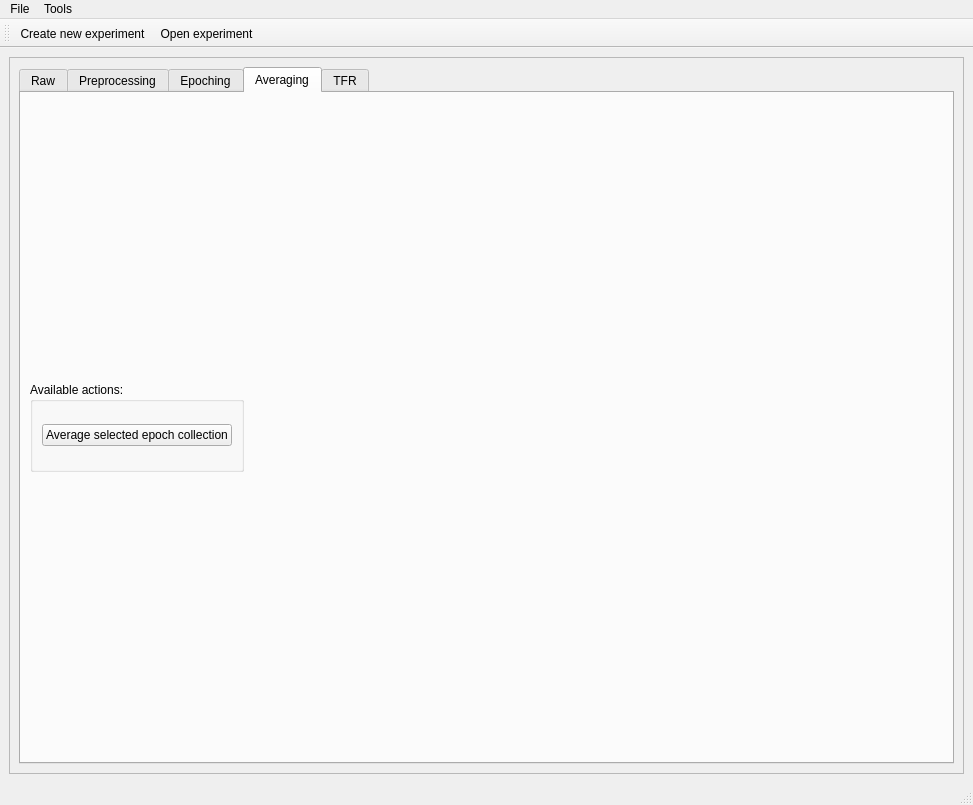
Old version of the form meggie/ui/qt4Designer_ui_files/mainWindow.ui in the repository cibr-jyu/meggie.
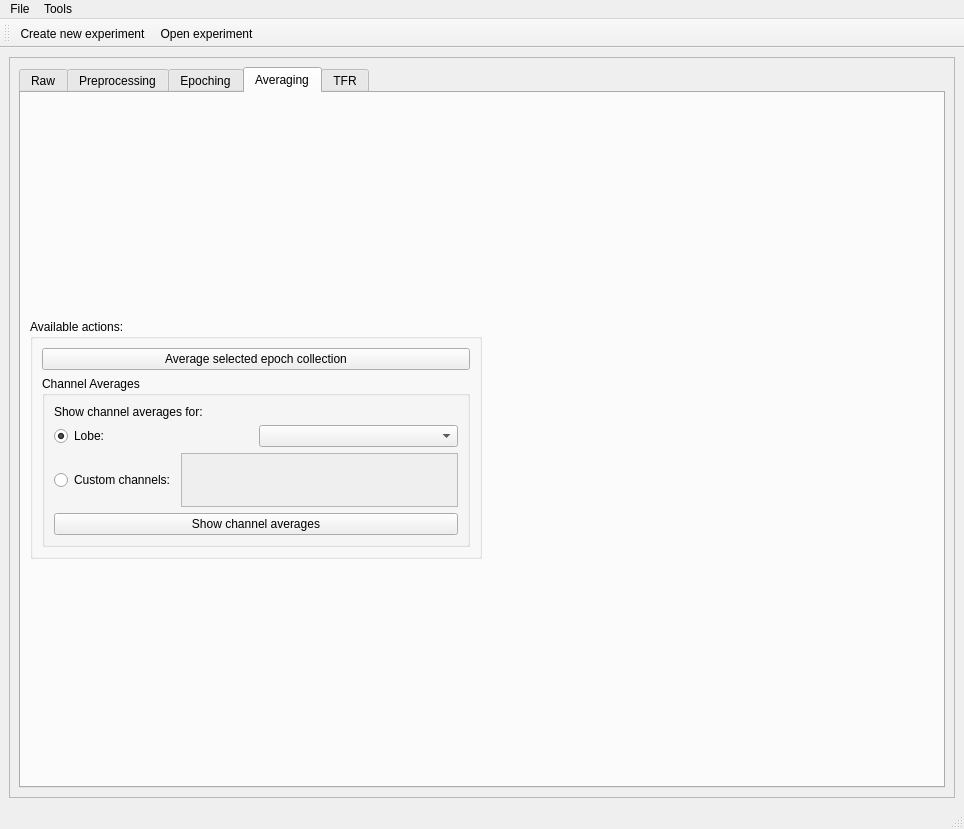
New version of the form. The open tabs and pages were chosen to show the change. Icons and pictures are not drawn.

Commit message: Channel averaging UI + most of the logic

```diff
--- a/meggie/ui/qt4Designer_ui_files/mainWindow.ui
+++ b/meggie/ui/qt4Designer_ui_files/mainWindow.ui
@@ -6,8 +6,8 @@
    <rect>
     <x>0</x>
     <y>0</y>
-    <width>973</width>
-    <height>805</height>
+    <width>964</width>
+    <height>829</height>
    </rect>
   </property>
   <property name="sizePolicy">
@@ -37,8 +37,8 @@
         <rect>
          <x>0</x>
          <y>0</y>
-         <width>953</width>
-         <height>697</height>
+         <width>942</width>
+         <height>726</height>
         </rect>
        </property>
        <property name="minimumSize">
@@ -743,13 +743,83 @@
                 <property name="maximumSize">
                  <size>
                   <width>500</width>
-                  <height>90</height>
+                  <height>240</height>
                  </size>
                 </property>
                 <property name="title">
                  <string>Available actions:</string>
                 </property>
-                <layout class="QGridLayout" name="gridLayout_11">
+                <layout class="QGridLayout" name="gridLayout_4">
+                 <item row="1" column="0">
+                  <widget class="QGroupBox" name="groupBoxChannelAverages">
+                   <property name="minimumSize">
+                    <size>
+                     <width>0</width>
+                     <height>50</height>
+                    </size>
+                   </property>
+                   <property name="title">
+                    <string>Channel Averages</string>
+                   </property>
+                   <layout class="QGridLayout" name="gridLayout_11">
+                    <item row="0" column="1">
+                     <widget class="QLabel" name="labelChannelAverages">
+                      <property name="text">
+                       <string>Show channel averages for:</string>
+                      </property>
+                     </widget>
+                    </item>
+                    <item row="4" column="1">
+                     <widget class="QPushButton" name="pushButtonChannelAverages">
+                      <property name="text">
+                       <string>Show channel averages</string>
+                      </property>
+                     </widget>
+                    </item>
+                    <item row="1" column="1">
+                     <layout class="QHBoxLayout" name="horizontalLayout_14">
+                      <item>
+                       <widget class="QRadioButton" name="radioButtonLobe">
+                        <property name="text">
+                         <string>Lobe:</string>
+                        </property>
+                        <property name="checked">
+                         <bool>true</bool>
+                        </property>
+                        <attribute name="buttonGroup">
+                         <string notr="true">buttonGroupChannelAverage</string>
+                        </attribute>
+                       </widget>
+                      </item>
+                      <item>
+                       <widget class="QComboBox" name="comboBoxLobes"/>
+                      </item>
+                     </layout>
+                    </item>
+                    <item row="3" column="1">
+                     <layout class="QHBoxLayout" name="horizontalLayout_15">
+                      <item>
+                       <widget class="QRadioButton" name="radioButtonCustomChannels">
+                        <property name="text">
+                         <string>Custom channels:</string>
+                        </property>
+                        <attribute name="buttonGroup">
+                         <string notr="true">buttonGroupChannelAverage</string>
+                        </attribute>
+                       </widget>
+                      </item>
+                      <item>
+                       <widget class="QPlainTextEdit" name="plainTextEditCustomChannelsToAverage">
+                        <property name="enabled">
+                         <bool>false</bool>
+                        </property>
+                       </widget>
+                      </item>
+                     </layout>
+                    </item>
+                   </layout>
+                  </widget>
+                 </item>
                  <item row="0" column="0">
                   <widget class="QPushButton" name="pushButtonAverage">
                    <property name="maximumSize">
@@ -849,8 +919,8 @@
     <rect>
      <x>0</x>
      <y>0</y>
-     <width>973</width>
-     <height>29</height>
+     <width>964</width>
+     <height>26</height>
     </rect>
    </property>
    <property name="defaultUp">
```
Left out of the diff: 46 changed lines with no effect on the pictures. The commit also changes 3 other files.
